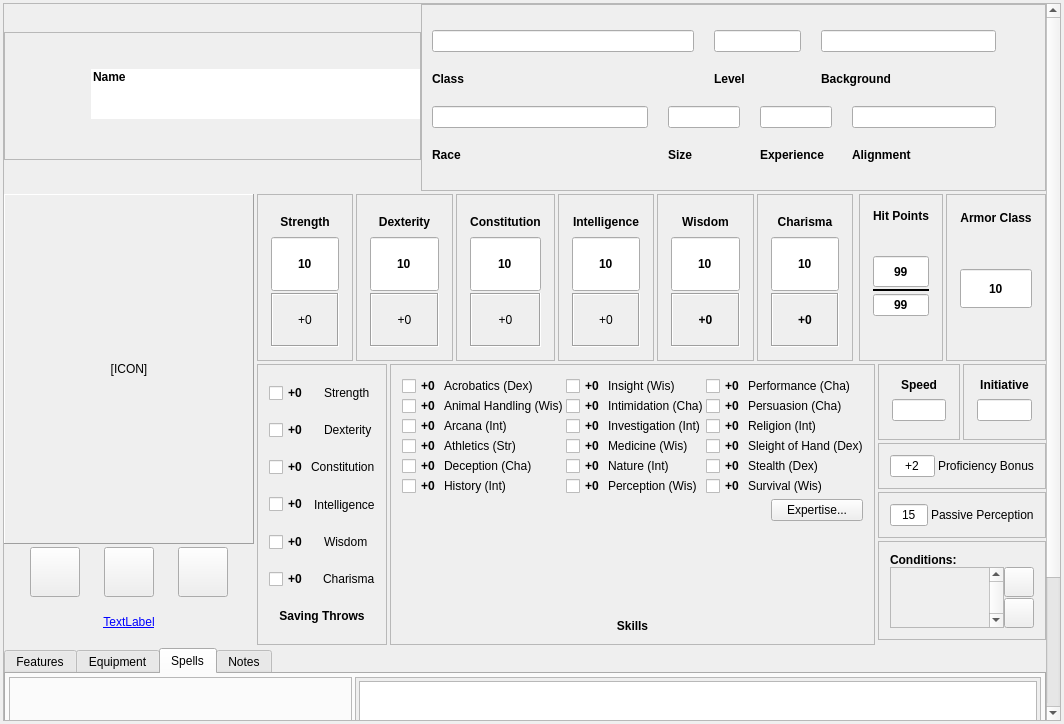
This is DMHelper/src/characterframe.ui in MMetze/DMHelper as Qt 5 draws it before an edit. The edited form follows.
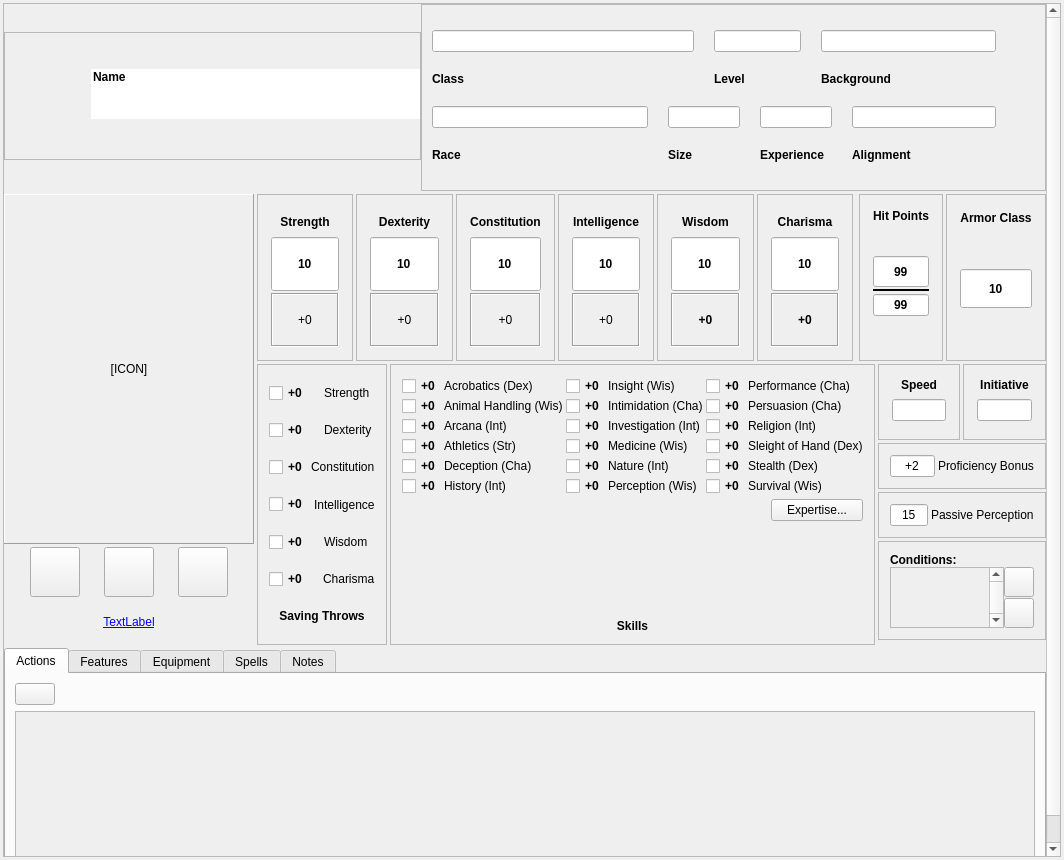
This is the edited form. Icons and pictures are not drawn.

```diff
--- a/DMHelper/src/characterframe.ui
+++ b/DMHelper/src/characterframe.ui
@@ -7,7 +7,7 @@
     <x>0</x>
     <y>0</y>
     <width>1064</width>
-    <height>724</height>
+    <height>860</height>
    </rect>
   </property>
   <property name="maximumSize">
@@ -7156,8 +7156,68 @@
           </sizepolicy>
          </property>
          <property name="currentIndex">
-          <number>2</number>
+          <number>0</number>
          </property>
+         <widget class="QWidget" name="tabActions">
+          <attribute name="title">
+           <string>Actions</string>
+          </attribute>
+          <layout class="QVBoxLayout" name="verticalLayout_13">
+           <item>
+            <layout class="QVBoxLayout" name="verticalLayout_11">
+             <item>
+              <widget class="QPushButton" name="btnAddAction">
+               <property name="sizePolicy">
+                <sizepolicy hsizetype="Fixed" vsizetype="Fixed">
+                 <horstretch>0</horstretch>
+                 <verstretch>0</verstretch>
+                </sizepolicy>
+               </property>
+               <property name="text">
+                <string/>
+               </property>
+               <property name="icon">
+                <iconset resource="resources.qrc">
+                 <normaloff>:/img/data/plus.png</normaloff>:/img/data/plus.png</iconset>
+               </property>
+              </widget>
+             </item>
+             <item>
+              <widget class="QScrollArea" name="scrollActions">
+               <property name="sizePolicy">
+                <sizepolicy hsizetype="Expanding" vsizetype="Expanding">
+                 <horstretch>0</horstretch>
+                 <verstretch>0</verstretch>
+                </sizepolicy>
+               </property>
+               <property name="minimumSize">
+                <size>
+                 <width>0</width>
+                 <height>0</height>
+                </size>
+               </property>
+               <property name="autoFillBackground">
+                <bool>true</bool>
+               </property>
+               <property name="widgetResizable">
+                <bool>true</bool>
+               </property>
+               <widget class="QWidget" name="widget_2">
+                <property name="geometry">
+                 <rect>
+                  <x>0</x>
+                  <y>0</y>
+                  <width>1023</width>
+                  <height>156</height>
+                 </rect>
+                </property>
+               </widget>
+              </widget>
+             </item>
+            </layout>
+           </item>
+          </layout>
+         </widget>
          <widget class="QWidget" name="tabFeatures">
           <attribute name="title">
            <string>Features</string>
```
